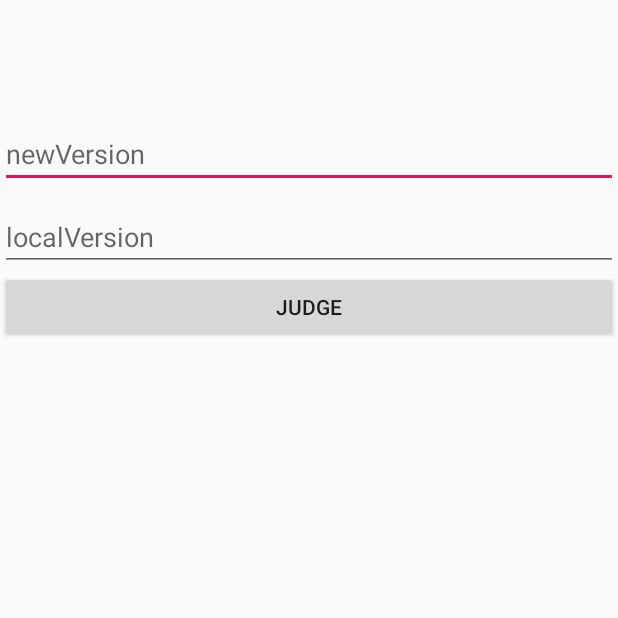
After one commit to saint-li/util, an Android app: the VersionAct screen opened directly, with no data from a screen before it, on a phone screen of 412 x 824 dp, the top half of it. The commit adds this screen. Run offline under Robolectric (Android 15) with nearby library versions, the phone set to English and light mode, and no system bars; libraries missing offline, so code that uses them is left out: com.scwang.smart.

Commit message:
版本更新判断优化

```diff
--- a/app/src/main/AndroidManifest.xml
+++ b/app/src/main/AndroidManifest.xml
@@ -31,7 +31,8 @@
         <activity android:name=".time.TimeTestAct" />
         <activity android:name=".gloading.GLoadingAct" />
         <activity android:name=".act.SleepViewAct" />
-<!--        <activity android:name=".act.PicTestAct" />-->
+        <activity android:name=".act.VersionAct" />
+        <!--        <activity android:name=".act.PicTestAct" />-->
     </application>
 
 </manifest>
--- a/app/src/main/java/com/saint/utillib/App.java
+++ b/app/src/main/java/com/saint/utillib/App.java
@@ -12,13 +12,13 @@ public class App extends Application {
     @Override
     public void onCreate() {
         super.onCreate();
-        if (AppUtil.isMainProcess(this)) {
-            UtilConfig.init(this, "", BuildConfig.DEBUG);
+//        if (AppUtil.isMainProcess(this)) {
+            UtilConfig.init(this, BuildConfig.DEBUG);
             UtilConfig.setIsDebug(BuildConfig.DEBUG);
             //全局加载、空 视图
             GLoading.debug(BuildConfig.DEBUG);
             GLoading.initDefault(new GlobalAdapter());
-        }
+//        }
 
     }
 }
--- a/app/src/main/java/com/saint/utillib/MainActivity.kt
+++ b/app/src/main/java/com/saint/utillib/MainActivity.kt
@@ -8,6 +8,7 @@ import com.saint.util.util.AppUtil
 import com.saint.util.util.clearCache
 import com.saint.util.util.toast.AppToast
 import com.saint.utillib.act.SleepViewAct
+import com.saint.utillib.act.VersionAct
 //import com.saint.utillib.act.PicTestAct
 import com.saint.utillib.gloading.GLoadingAct
 import com.saint.utillib.fragkotlin.KotlinTestAct
@@ -96,6 +97,9 @@ class MainActivity : BaseAct(), OnItemCLick {
             11 -> {
                 showAct(SleepViewAct::class.java)
             }
+            12 -> {
+                showAct(VersionAct::class.java)
+            }
         }
     }
 
--- /dev/null
+++ b/app/src/main/java/com/saint/utillib/act/VersionAct.kt
@@ -0,0 +1,38 @@
+package com.saint.utillib.act
+
+import com.saint.util.base.BaseAct
+import com.saint.util.util.AppUtil
+import com.saint.util.util.toast.AppToast
+import com.saint.utillib.R
+import kotlinx.android.synthetic.main.act_version_test.*
+
+/**
+ * @author Saint  2021/9/27 17:10
+ * @DESC:
+ */
+class VersionAct : BaseAct() {
+    override fun setLayout(): Int {
+        return R.layout.act_version_test
+    }
+
+    override fun initData() {
+        btnJudge.setOnClickListener { judge() }
+    }
+
+    private fun judge() {
+        val newV = etNew.text.toString()
+        val localV = etOld.text.toString()
+
+        if (newV.isNullOrEmpty()) {
+            AppToast.tShort("NewVersion is Empty")
+            return
+        }
+        if (localV.isNullOrEmpty()) {
+            AppToast.tShort("LocalVersion is Empty")
+            return
+        }
+
+        val result = AppUtil.isNewVersionHigh(localV, newV)
+        tvResult.text = result.toString()
+    }
+}
--- /dev/null
+++ b/app/src/main/res/layout/act_version_test.xml
@@ -0,0 +1,40 @@
+<?xml version="1.0" encoding="utf-8"?>
+<androidx.constraintlayout.widget.ConstraintLayout xmlns:android="http://schemas.android.com/apk/res/android"
+    xmlns:app="http://schemas.android.com/apk/res-auto"
+    android:layout_width="match_parent"
+    android:layout_height="match_parent">
+
+    <androidx.appcompat.widget.AppCompatEditText
+        android:id="@+id/etNew"
+        android:layout_width="match_parent"
+        android:layout_height="wrap_content"
+        android:layout_marginTop="@dimen/dp_80"
+        android:hint="newVersion"
+        android:inputType="numberDecimal"
+        app:layout_constraintStart_toStartOf="parent"
+        app:layout_constraintTop_toTopOf="parent" />
+
+    <androidx.appcompat.widget.AppCompatEditText
+        android:id="@+id/etOld"
+        android:layout_width="match_parent"
+        android:layout_height="wrap_content"
+        android:layout_marginTop="@dimen/dp_10"
+        android:hint="localVersion"
+        android:inputType="numberDecimal"
+        app:layout_constraintStart_toStartOf="parent"
+        app:layout_constraintTop_toBottomOf="@id/etNew" />
+
+    <androidx.appcompat.widget.AppCompatButton
+        android:id="@+id/btnJudge"
+        android:layout_width="match_parent"
+        android:layout_height="wrap_content"
+        android:text="Judge"
+        app:layout_constraintTop_toBottomOf="@id/etOld" />
+
+    <androidx.appcompat.widget.AppCompatTextView
+        android:id="@+id/tvResult"
+        android:layout_width="match_parent"
+        android:layout_height="wrap_content"
+        app:layout_constraintTop_toBottomOf="@id/btnJudge" />
+
+</androidx.constraintlayout.widget.ConstraintLayout>
--- a/app/src/main/res/values/array.xml
+++ b/app/src/main/res/values/array.xml
@@ -14,6 +14,7 @@
         <item>清除缓存</item>
         <item>图片选择</item>
         <item>睡眠质量</item>
+        <item>版本测试</item>
     </string-array>
 
     <string-array name="test_toast_items">
```
Also changed, not shown: utillib/src/main/java/com/saint/util/util/AppUtil.java (+50 -17 lines).
